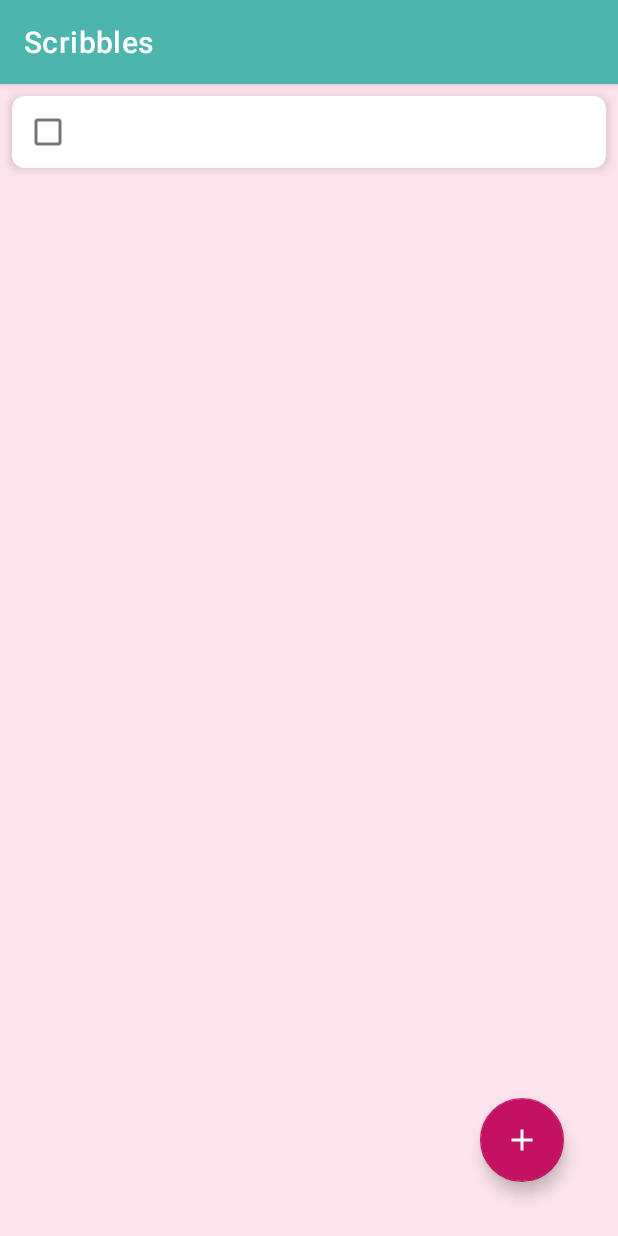
After one commit to ladybando/Scribbles, an Android app: the fragment NotesLayoutFragment placed in its activity, on a phone screen of 412 x 824 dp. The commit adds this screen. Run offline under Robolectric (Android 15) with nearby library versions, the phone set to English and light mode, and no system bars.

Commit message:
begin to replace activities with fragments

```diff
--- a/app/src/main/java/com/example/android/scribbles/ui/AddScribbleAdapter.kt
+++ b/app/src/main/java/com/example/android/scribbles/adapter/AddScribbleAdapter.kt
@@ -1,4 +1,4 @@
-package com.example.android.scribbles.ui
+package com.example.android.scribbles.adapter
 
 import android.content.Context
 import android.view.LayoutInflater
@@ -26,7 +26,7 @@ private val noteList : MutableList<String>
     }
 
     override fun onCreateViewHolder(parent: ViewGroup, viewType: Int): NewItemViewHolder {
-        val adapterLayout = LayoutInflater.from(parent.context).inflate(R.layout.activity_add,parent,false)
+        val adapterLayout = LayoutInflater.from(parent.context).inflate(R.layout.fragment_add_new_note,parent,false)
         return NewItemViewHolder(adapterLayout)
     }
 
--- /dev/null
+++ b/app/src/main/java/com/example/android/scribbles/ui/NotesLayoutFragment.kt
@@ -0,0 +1,36 @@
+package com.example.android.scribbles.ui
+
+import android.os.Bundle
+import android.view.LayoutInflater
+import android.view.View
+import android.view.ViewGroup
+import androidx.fragment.app.Fragment
+import androidx.recyclerview.widget.GridLayoutManager
+import com.example.android.scribbles.adapter.ScribbleAdapter
+import com.example.android.scribbles.data.Datasource
+import com.example.android.scribbles.databinding.FragmentNotesLayoutBinding
+
+class NotesLayoutFragment : Fragment() {
+    private var _binding: FragmentNotesLayoutBinding? = null
+    private val binding get() = _binding!!
+
+    override fun onCreateView(
+        inflater: LayoutInflater,
+        container: ViewGroup?,
+        savedInstanceState: Bundle?
+    ): View {
+        _binding = FragmentNotesLayoutBinding.inflate(inflater, container, false)
+        return binding.root
+    }
+
+    override fun onViewCreated(view: View, savedInstanceState: Bundle?) {
+        super.onViewCreated(view, savedInstanceState)
+        //load data
+        val myDataset= Datasource().loadScribbles()
+/*
+        //access views
+        val recyclerView=binding.recyclerView
+        recyclerView.adapter= ScribbleAdapter(this, myDataset)
+        recyclerView.layoutManager= GridLayoutManager(this,2)*/
+    }
+}
--- a/app/src/main/res/layout/activity_main.xml
+++ b/app/src/main/res/layout/activity_main.xml
@@ -1,5 +1,5 @@
 <?xml version="1.0" encoding="utf-8"?>
-<FrameLayout xmlns:android="http://schemas.android.com/apk/res/android"
+<androidx.constraintlayout.widget.ConstraintLayout xmlns:android="http://schemas.android.com/apk/res/android"
     xmlns:app="http://schemas.android.com/apk/res-auto"
     xmlns:tools="http://schemas.android.com/tools"
     android:layout_width="match_parent"
@@ -7,36 +7,17 @@
     android:background="#fce4ec"
     tools:context=".MainActivity">
 
+    <androidx.fragment.app.FragmentContainerView
+        android:id="@+id/nav_host_fragment"
+        android:layout_width="0dp"
+        android:layout_height="0dp"
+        app:defaultNavHost="true"
+        app:layout_constraintBottom_toBottomOf="parent"
+        app:layout_constraintHorizontal_bias="0.0"
+        app:layout_constraintLeft_toLeftOf="parent"
+        app:layout_constraintRight_toRightOf="parent"
+        app:layout_constraintTop_toTopOf="parent"
+        app:layout_constraintVertical_bias="1.0"
+        app:navGraph="@navigation/nav_graph" />
 
-    <androidx.recyclerview.widget.RecyclerView
-        android:id="@+id/recycler_view"
-        android:layout_width="match_parent"
-        android:layout_height="447dp"
-        android:contentDescription="@string/view"
-        android:scrollbars="vertical"
-        app:layoutManager="LinearLayoutManager"
-        tools:listitem="@layout/list_item" />
-
-    <EditText
-        android:id="@+id/written_note"
-        android:layout_width="274dp"
-        android:layout_height="65dp"
-        android:layout_gravity="center|bottom"
-        android:layout_marginBottom="70dp"
-        android:hint="@string/enter_new_note"
-        android:inputType="text"
-        android:padding="10dp"
-        android:textColorHint="@color/pink_a_700"
-        app:layout_constraintStart_toStartOf="parent"
-        app:layout_constraintTop_toTopOf="parent" />
-
-    <com.google.android.material.floatingactionbutton.FloatingActionButton
-            android:id="@+id/fab"
-            android:layout_width="wrap_content"
-            android:layout_height="wrap_content"
-            android:layout_gravity="end|bottom"
-            android:layout_margin="20dp"
-            android:contentDescription="@string/float_button"
-            android:src="@drawable/ic_add_new" />
-
-</FrameLayout>
+</androidx.constraintlayout.widget.ConstraintLayout>
--- a/app/src/main/res/layout/activity_add.xml
+++ b/app/src/main/res/layout/fragment_add_new_note.xml
@@ -3,8 +3,7 @@
     xmlns:app="http://schemas.android.com/apk/res-auto"
     xmlns:tools="http://schemas.android.com/tools"
     android:layout_width="match_parent"
-    android:layout_height="wrap_content"
-    tools:context=".AddActivity">
+    android:layout_height="wrap_content">
 
     <androidx.constraintlayout.widget.ConstraintLayout
         android:layout_width="397dp"
--- /dev/null
+++ b/app/src/main/res/layout/fragment_notes_layout.xml
@@ -0,0 +1,51 @@
+<?xml version="1.0" encoding="utf-8"?>
+<androidx.constraintlayout.widget.ConstraintLayout xmlns:android="http://schemas.android.com/apk/res/android"
+    android:layout_width="match_parent"
+    android:layout_height="match_parent"
+    xmlns:app="http://schemas.android.com/apk/res-auto"
+    xmlns:tools="http://schemas.android.com/tools">
+
+    <com.google.android.material.card.MaterialCardView
+        android:id="@+id/linear_item_view"
+        android:layout_width="match_parent"
+        android:layout_height="wrap_content"
+        android:orientation="horizontal"
+        android:background="#fce4ec"
+        android:layout_margin="8dp"
+        app:cardCornerRadius="8dp"
+        app:cardElevation="4dp"
+        android:padding="10dp"
+        android:checkable="true"
+        android:clickable="true"
+        android:focusable="true"
+        app:layout_constraintEnd_toEndOf="parent"
+        app:layout_constraintTop_toTopOf="parent">
+
+        <CheckBox
+            android:id="@+id/task_check_box"
+            android:layout_width="wrap_content"
+            android:layout_height="wrap_content" />
+
+        <TextView
+            android:id="@+id/scrib_text_view"
+            android:layout_width="wrap_content"
+            android:layout_height="wrap_content"
+            android:padding="10dp"
+            android:layout_marginStart="50dp"
+            android:textAppearance="@style/TextAppearance.AppCompat.Medium"
+            android:textColor="#00695C"
+            tools:text="Sample task in application" />
+    </com.google.android.material.card.MaterialCardView>
+
+    <com.google.android.material.floatingactionbutton.FloatingActionButton
+        android:id="@+id/fab"
+        android:layout_width="wrap_content"
+        android:layout_height="wrap_content"
+        android:layout_marginEnd="36dp"
+        android:layout_marginBottom="36dp"
+        android:contentDescription="@string/float_button"
+        android:src="@drawable/ic_add_new"
+        app:layout_constraintBottom_toBottomOf="parent"
+        app:layout_constraintEnd_toEndOf="parent" />
+
+</androidx.constraintlayout.widget.ConstraintLayout>
--- /dev/null
+++ b/app/src/main/res/navigation/nav_graph.xml
@@ -0,0 +1,26 @@
+<?xml version="1.0" encoding="utf-8"?>
+<navigation xmlns:android="http://schemas.android.com/apk/res/android"
+    xmlns:app="http://schemas.android.com/apk/res-auto"
+    xmlns:tools="http://schemas.android.com/tools"
+    android:id="@+id/nav_graph.xml"
+    app:startDestination="@id/notesLayoutFragment">
+
+    <fragment
+        android:id="@+id/notesLayoutFragment"
+        android:name="com.example.android.scribbles.ui.NotesLayoutFragment"
+        android:label="NotesLayoutFragment"
+        tools:layout="@layout/fragment_notes_layout">
+        <action
+            android:id="@+id/action_notesLayoutFragment_to_addNewNoteFragment"
+            app:destination="@id/addNewNoteFragment" />
+    </fragment>
+    <fragment
+        android:id="@+id/addNewNoteFragment"
+        android:name="com.example.android.scribbles.ui.AddNewNoteFragment"
+        android:label="AddNewNoteFragment"
+        tools:layout="@layout/fragment_add_new_note">
+        <action
+            android:id="@+id/action_addNewNoteFragment_to_notesLayoutFragment"
+            app:destination="@id/notesLayoutFragment" />
+    </fragment>
+</navigation>
```
Also changed, not shown: app/build.gradle (+9 -5 lines), app/src/main/java/com/example/android/scribbles/AddActivity.kt (+4 -4 lines), app/src/main/java/com/example/android/scribbles/MainActivity.kt (+1 -9 lines), app/src/main/java/com/example/android/scribbles/adapter/ScribbleAdapter.kt (added, +40 -0 lines), app/src/main/java/com/example/android/scribbles/ui/AddNewNoteFragment.kt (added, +23 -0 lines), app/src/main/java/com/example/android/scribbles/ui/ScribbleAdapter.kt (deleted, +0 -84 lines), app/src/main/res/layout/list_item.xml (+12 -31 lines).
